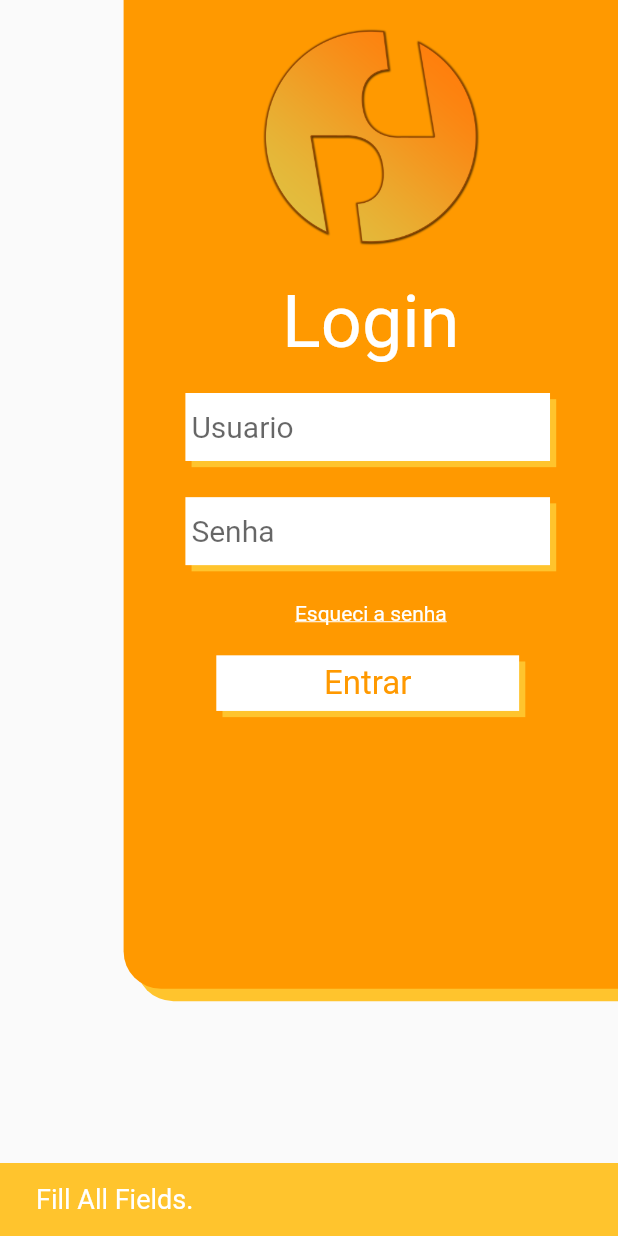
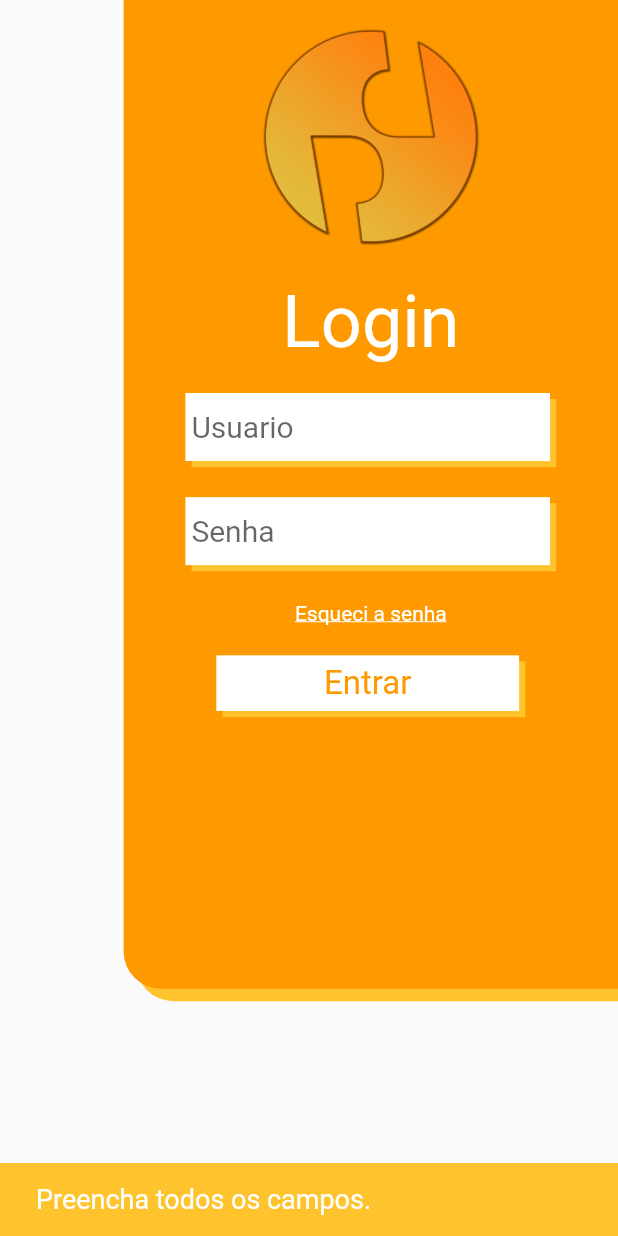
Before and after one commit to gabgmont/party_pay, a Flutter app: the LoginPage screen opened by its route, after a tap on "Entrar", on a phone screen of 412 x 824 dp. Run offline on Flutter 3.47's test engine with Material 2 defaults, Android fonts, the phone set to English and light mode, and no system bars; our stand-ins replace google_fonts.

Commit message:
fix(): changes error descriptions.

```diff
--- a/lib/PartyPayApp.dart
+++ b/lib/PartyPayApp.dart
@@ -14,7 +14,7 @@ class PartyPayApp extends StatelessWidget {
       theme: ThemeData(
         primarySwatch: Colors.blue,
       ),
-      home: HomePage(),
+      home: LoginPage(),
       routes: {
         '/splash_page' : (context) => const SplashPage(),
         '/login_page' : (context) => LoginPage(),
--- a/lib/screens/login/login_page.dart
+++ b/lib/screens/login/login_page.dart
@@ -6,8 +6,8 @@ import 'package:partypay/screens/login/widgets/input_text.dart';
 import 'package:partypay/shared/utils/AppColors.dart';
 import 'package:partypay/shared/utils/AppImages.dart';
 
-const welcome = 'Welcome!';
-const fillAllFields = 'Fill All Fields.';
+const welcome = 'Bem vindo!';
+const fillAllFields = 'Preencha todos os campos.';
 const enter = 'Entrar';
 const forgotPassword = 'Esqueci a senha';
 const password = 'Senha';
```
